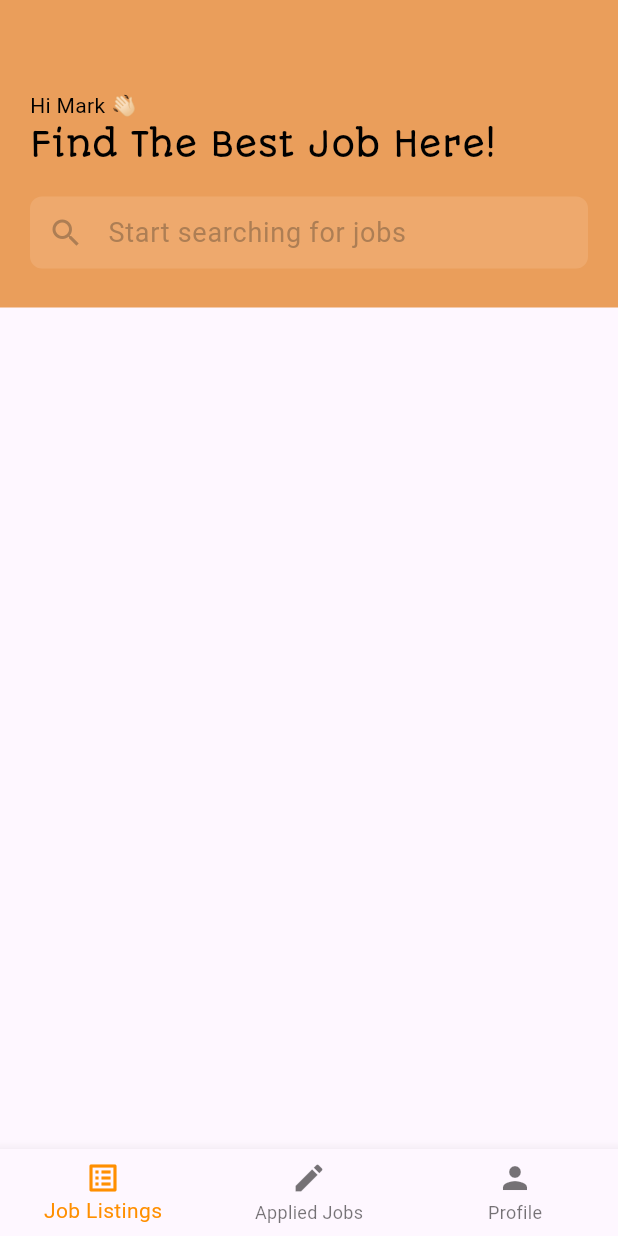
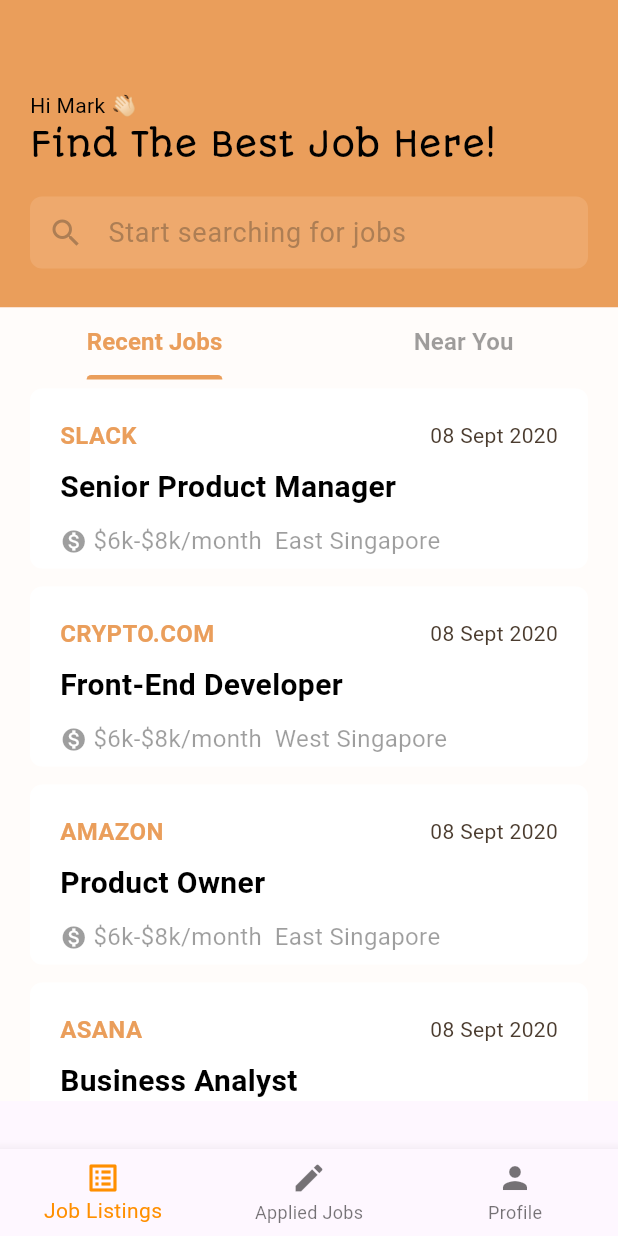
Before and after one commit to fauzipadlaw/job_search_ui, a Flutter app: the Home screen opened directly, on a phone screen of 412 x 824 dp. Run offline on Flutter 3.47's test engine with Material 3 defaults, Android fonts, the phone set to English and light mode, and no system bars.

Commit message:
add: job listings page

```diff
--- /dev/null
+++ b/lib/components/navbar_contents/card/job_card.dart
@@ -0,0 +1,66 @@
+import 'package:flutter/material.dart';
+import 'package:job_search_ui/utils/colors.dart';
+
+class JobCard extends StatelessWidget {
+  final Map<String, dynamic> job;
+  const JobCard({super.key, required this.job});
+
+  @override
+  Widget build(BuildContext context) {
+    return Container(
+      margin: const EdgeInsets.symmetric(horizontal: 20, vertical: 6),
+      padding: const EdgeInsets.all(20),
+      height: 120,
+      width: double.infinity,
+      decoration: BoxDecoration(
+        color: Colors.white,
+        borderRadius: BorderRadius.circular(8),
+      ),
+      child: Column(
+        crossAxisAlignment: CrossAxisAlignment.start,
+        children: [
+          Row(
+            mainAxisAlignment: MainAxisAlignment.spaceBetween,
+            children: [
+              Text(
+                job['companyName'],
+                style: const TextStyle(
+                    fontSize: 16, color: yellow, fontWeight: FontWeight.bold),
+              ),
+              Text(
+                job['date'],
+              ),
+            ],
+          ),
+          const SizedBox(
+            height: 8,
+          ),
+          Text(
+            job['position'],
+            style: const TextStyle(
+                fontSize: 20, color: Colors.black, fontWeight: FontWeight.bold),
+          ),
+          const SizedBox(
+            height: 10,
+          ),
+          Text.rich(
+            TextSpan(
+              style: const TextStyle(fontSize: 16, color: Colors.black38),
+              children: [
+                const WidgetSpan(
+                  child: Icon(
+                    Icons.monetization_on,
+                    color: Colors.black38,
+                    size: 18,
+                  ),
+                ),
+                TextSpan(text: " ${job['salary']}"),
+                TextSpan(text: "  ${job['location']}")
+              ],
+            ),
+          )
+        ],
+      ),
+    );
+  }
+}
--- a/lib/components/navbar_contents/job_listings.dart
+++ b/lib/components/navbar_contents/job_listings.dart
@@ -1,4 +1,6 @@
 import 'package:flutter/material.dart';
+import 'package:job_search_ui/components/navbar_contents/job_listings_header.dart';
+import 'package:job_search_ui/components/navbar_contents/recent_jobs.dart';
 import 'package:job_search_ui/utils/colors.dart';
 
 class JobListings extends StatelessWidget {
@@ -8,61 +10,42 @@ class JobListings extends StatelessWidget {
   Widget build(BuildContext context) {
     return Column(
       children: [
+        const JobListingsHeader(),
         Container(
-          height: 205,
-          width: double.infinity,
-          color: yellow,
-          child: Column(
-            crossAxisAlignment: CrossAxisAlignment.start,
-            children: [
-              const Padding(
-                padding: EdgeInsets.only(top: 60, left: 20),
-                child: Text(
-                  'Hi Mark 👋🏻',
-                  style: TextStyle(color: Colors.black),
+          color: plainBackground,
+          height: MediaQuery.of(context).size.height - 295,
+          child: const DefaultTabController(
+            length: 2,
+            child: Column(
+              children: [
+                TabBar(
+                  dividerColor: plainBackground,
+                  labelColor: yellow,
+                  unselectedLabelColor: Colors.black38,
+                  indicatorColor: yellow,
+                  labelStyle:
+                      TextStyle(fontWeight: FontWeight.bold, fontSize: 16),
+                  tabs: [
+                    Tab(
+                      text: 'Recent Jobs',
+                    ),
+                    Tab(
+                      text: 'Near You',
+                    )
+                  ],
                 ),
-              ),
-              const Padding(
-                padding: EdgeInsets.only(left: 20.0),
-                child: Text(
-                  "Find The Best Job Here!",
-                  style: TextStyle(
-                      color: Colors.black,
-                      fontFamily: 'Autour One',
-                      fontSize: 22),
-                ),
-              ),
-              Padding(
-                padding:
-                    const EdgeInsets.symmetric(horizontal: 20, vertical: 20),
-                child: SizedBox(
-                  height: 50,
-                  child: TextField(
-                    decoration: InputDecoration(
-                      contentPadding: const EdgeInsets.only(top: 4),
-                      filled: true,
-                      alignLabelWithHint: true,
-                      fillColor: lightYellow,
-                      border: OutlineInputBorder(
-                        borderSide: BorderSide.none,
-                        borderRadius: BorderRadius.circular(8),
-                      ),
-                      prefixIcon: const Icon(
-                        Icons.search,
-                        color: lightBlack,
-                      ),
-                      hintText: 'Start searching for jobs',
-                      hintStyle: const TextStyle(
-                        color: lightBlack,
-                        fontSize: 18,
-                      ),
-                    ),
+                Expanded(
+                  child: TabBarView(
+                    children: [
+                      RecentJobs(),
+                      RecentJobs(),
+                    ],
                   ),
                 ),
-              )
-            ],
+              ],
+            ),
           ),
-        )
+        ),
       ],
     );
   }
--- /dev/null
+++ b/lib/components/navbar_contents/job_listings_header.dart
@@ -0,0 +1,62 @@
+import 'package:flutter/material.dart';
+import 'package:job_search_ui/utils/colors.dart';
+
+class JobListingsHeader extends StatelessWidget {
+  const JobListingsHeader({super.key});
+
+  @override
+  Widget build(BuildContext context) {
+    return Container(
+      height: 205,
+      width: double.infinity,
+      color: yellow,
+      child: Column(
+        crossAxisAlignment: CrossAxisAlignment.start,
+        children: [
+          const Padding(
+            padding: EdgeInsets.only(top: 60, left: 20),
+            child: Text(
+              'Hi Mark 👋🏻',
+              style: TextStyle(color: Colors.black),
+            ),
+          ),
+          const Padding(
+            padding: EdgeInsets.only(left: 20.0),
+            child: Text(
+              "Find The Best Job Here!",
+              style: TextStyle(
+                  color: Colors.black, fontFamily: 'Autour One', fontSize: 22),
+            ),
+          ),
+          Padding(
+            padding: const EdgeInsets.symmetric(horizontal: 20, vertical: 20),
+            child: SizedBox(
+              height: 50,
+              child: TextField(
+                decoration: InputDecoration(
+                  contentPadding: const EdgeInsets.only(top: 4),
+                  filled: true,
+                  alignLabelWithHint: true,
+                  fillColor: lightYellow,
+                  border: OutlineInputBorder(
+                    borderSide: BorderSide.none,
+                    borderRadius: BorderRadius.circular(8),
+                  ),
+                  prefixIcon: const Icon(
+                    Icons.search,
+                    color: lightBlack,
+                  ),
+                  hintText: 'Start searching for jobs',
+                  hintStyle: const TextStyle(
+                    color: lightBlack,
+                    fontSize: 18,
+                  ),
+                ),
+              ),
+            ),
+          )
+        ],
+      ),
+    );
+  }
+}
--- /dev/null
+++ b/lib/components/navbar_contents/recent_jobs.dart
@@ -0,0 +1,17 @@
+import 'package:flutter/material.dart';
+import 'package:job_search_ui/components/navbar_contents/card/job_card.dart';
+import 'package:job_search_ui/utils/json.dart';
+
+class RecentJobs extends StatelessWidget {
+  const RecentJobs({super.key});
+
+  @override
+  Widget build(BuildContext context) {
+    return SingleChildScrollView(
+      child: Column(
+        children: List.generate(
+            jobsList.length, (index) => JobCard(job: jobsList[index])),
+      ),
+    );
+  }
+}
--- a/lib/utils/colors.dart
+++ b/lib/utils/colors.dart
@@ -5,3 +5,4 @@ const lightYellow = Color(0xffeea96d);
 const brown = Color(0xff4b3c2f);
 const light = Color(0xffccc5c0);
 const lightBlack = Color(0xffad7e54);
+const plainBackground = Color(0xfffffcfa);
--- /dev/null
+++ b/lib/utils/json.dart
@@ -0,0 +1,42 @@
+final jobsList = [
+  {
+    'id': 1,
+    'companyName': 'SLACK',
+    'position': 'Senior Product Manager',
+    'salary': '\$6k-\$8k/month',
+    'location': 'East Singapore',
+    'date': '08 Sept 2020'
+  },
+  {
+    'id': 2,
+    'companyName': 'CRYPTO.COM',
+    'position': 'Front-End Developer',
+    'salary': '\$6k-\$8k/month',
+    'location': 'West Singapore',
+    'date': '08 Sept 2020'
+  },
+  {
+    'id': 3,
+    'companyName': 'AMAZON',
+    'position': 'Product Owner',
+    'salary': '\$6k-\$8k/month',
+    'location': 'East Singapore',
+    'date': '08 Sept 2020'
+  },
+  {
+    'id': 4,
+    'companyName': 'ASANA',
+    'position': 'Business Analyst',
+    'salary': '\$6k-\$8k/month',
+    'location': 'East Singapore',
+    'date': '08 Sept 2020'
+  },
+  {
+    'id': 5,
+    'companyName': 'GOOGLE',
+    'position': 'Senior Product Designer',
+    'salary': '\$6k-\$8k/month',
+    'location': 'East Singapore',
+    'date': '08 Sept 2020'
+  }
+];
```
